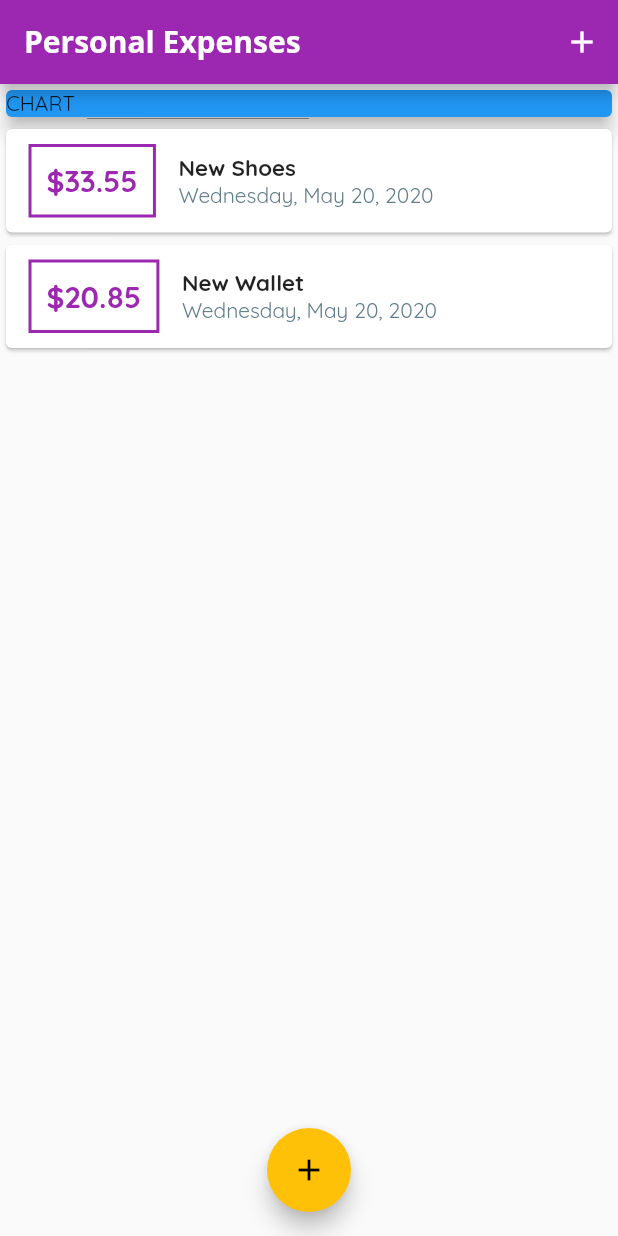
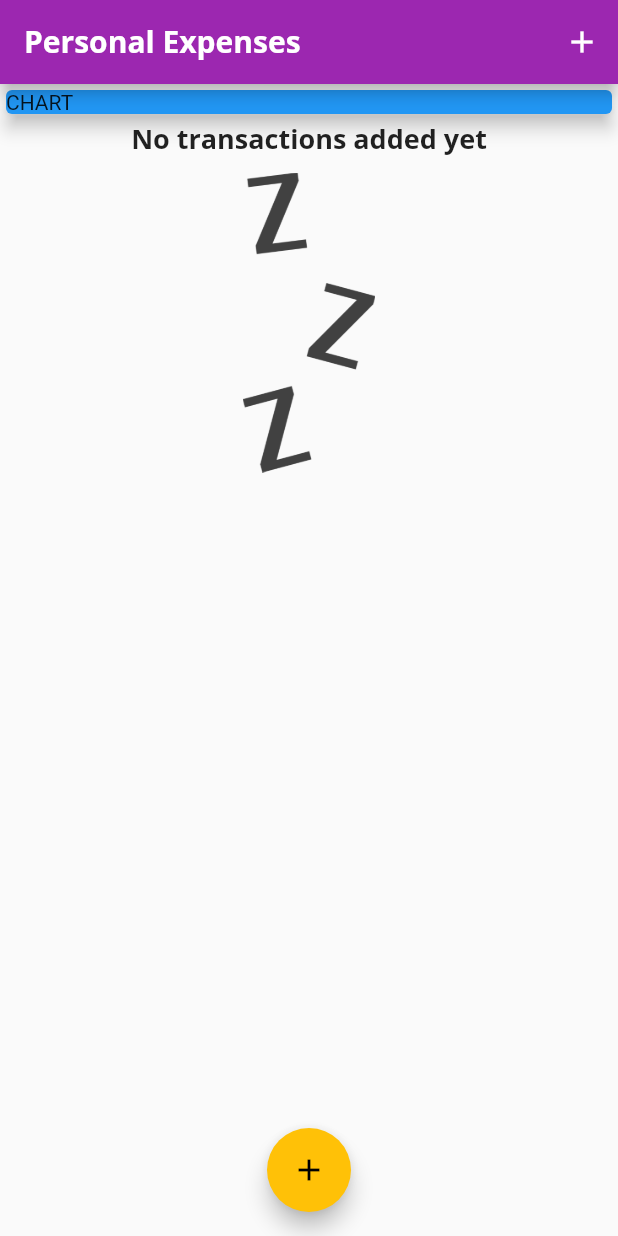
Before and after one commit to pablolopezj/Gastos-personales, a Flutter app: the screen it shows after launch, on a phone screen of 412 x 824 dp. Run offline on Flutter 3.47's test engine with Material 2 defaults, Android fonts, the phone set to English and light mode, and no system bars; Roboto replaces fonts that are missing (Open Sans).

Commit message:
Add image when the transaction list is empty

```diff
--- a/lib/main.dart
+++ b/lib/main.dart
@@ -16,9 +16,16 @@ class MyApp extends StatelessWidget {
         primarySwatch: Colors.purple,
         accentColor: Colors.amber,
         fontFamily: 'Quicksand',
+        textTheme: ThemeData.light().textTheme.copyWith(
+              title: TextStyle(
+                fontFamily: 'OpenSans',
+                fontWeight: FontWeight.bold,
+                fontSize: 18,
+              ),
+            ),
         appBarTheme: AppBarTheme(
           textTheme: ThemeData.light().textTheme.copyWith(
-              title: TextStyle(
+                  title: TextStyle(
                 fontFamily: 'Open Sans',
                 fontSize: 20,
                 fontWeight: FontWeight.bold,
@@ -39,18 +46,18 @@ class MyHomePage extends StatefulWidget {
 
 class _MyHomePageState extends State<MyHomePage> {
   final List<Transaction> _userTransactions = [
-    Transaction(
-      id: 't1',
-      title: 'New Shoes',
-      amount: 33.55,
-      date: DateTime.now(),
-    ),
-    Transaction(
-      id: 't2',
-      title: 'New Wallet',
-      amount: 20.85,
-      date: DateTime.now(),
-    ),
+    // Transaction(
+    //   id: 't1',
+    //   title: 'New Shoes',
+    //   amount: 33.55,
+    //   date: DateTime.now(),
+    // ),
+    // Transaction(
+    //   id: 't2',
+    //   title: 'New Wallet',
+    //   amount: 20.85,
+    //   date: DateTime.now(),
+    // ),
   ];
   void _addNewTrsansaction(String txTitle, double txAmount) {
     final newTx = Transaction(
--- a/lib/widgets/transaction_list.dart
+++ b/lib/widgets/transaction_list.dart
@@ -12,7 +12,23 @@ class TransactionList extends StatelessWidget {
   Widget build(BuildContext context) {
     return Container(
       height: 300,
-      child: ListView.builder(
+      child: transactions.isEmpty
+          ? Column(
+              children: <Widget>[
+                Text(
+                  'No transactions added yet',
+                  style: Theme.of(context).textTheme.title,
+                ),
+                SizedBox(height: 10,),
+                Container(
+                    height: 200,
+                    child: Image.asset(
+                      'assets/images/waiting.png',
+                      fit: BoxFit.cover,
+                    )),
+              ],
+            )
+          : ListView.builder(
               itemBuilder: (ctx, index) {
                 return Card(
                   child: Row(
@@ -43,13 +59,11 @@ class TransactionList extends StatelessWidget {
                         children: <Widget>[
                           Text(
                             transactions[index].title,
-                      style: TextStyle(
-                        fontSize: 15,
-                        fontWeight: FontWeight.bold,
-                      ),
+                            style: Theme.of(context).textTheme.title,
                           ),
                           Text(
-                      DateFormat.yMMMMEEEEd("en_US").format(transactions[index].date),
+                            DateFormat.yMMMMEEEEd("en_US")
+                                .format(transactions[index].date),
                             style: TextStyle(
                               color: Colors.blueGrey,
                             ),
--- a/pubspec.yaml
+++ b/pubspec.yaml
@@ -45,8 +45,8 @@ flutter:
   uses-material-design: true
 
   # To add assets to your application, add an assets section, like this:
-  # assets:
-  #   - images/a_dot_burr.jpeg
+  assets:
+    - assets/images/waiting.png
   #   - images/a_dot_ham.jpeg
 
   # An image asset can refer to one or more resolution-specific "variants", see
```
Also changed, not shown: assets/images/waiting.png (added). Lines whose indentation alone changed are shown as unchanged.
